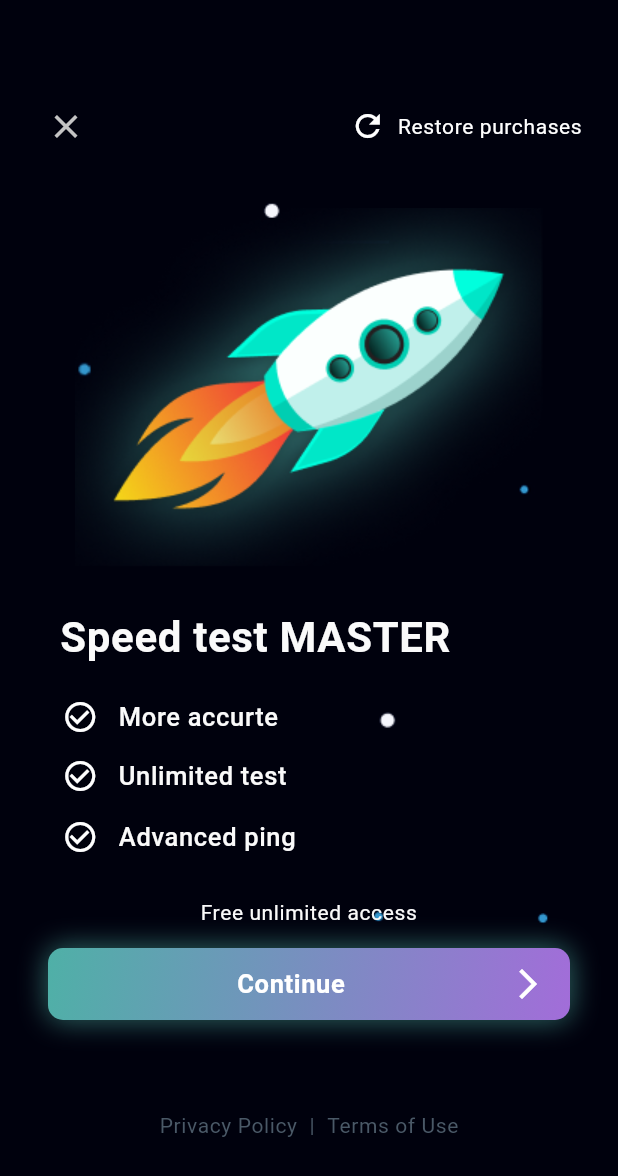
After one commit to vfiruz97/speed_test, a Flutter app: the SubscriptionPage screen opened directly, on a phone screen of 412 x 824 dp. The commit adds this screen. Shown: the top 1176 px of the screen. Run offline on Flutter 3.47's test engine with Material 2 defaults, Android fonts, the phone set to English and light mode, and no system bars; our stand-ins replace bloc, convert, dartz, device_info_plus, flutter_bloc, flutter_slidable and 2 more; missing offline and left inert: flutter_speedometer, internet_speed_test, network_info_plus; generated files the repository leaves out were written again; Roboto replaces fonts that are missing (SF Pro Display, SF Pro Text).

Commit message:
finish subscrip page

```diff
--- a/lib/main.dart
+++ b/lib/main.dart
@@ -5,6 +5,7 @@ import 'package:speed_test/application/notification/notification_bloc.dart';
 import 'package:speed_test/application/page_navigation/page_navigation_bloc.dart';
 import 'package:speed_test/application/rate/rate_bloc.dart';
 import 'package:speed_test/presentation/core/main_page.dart';
+import 'package:speed_test/presentation/subscription/subscription_page.dart';
 
 void main() {
   runApp(SpeedTestApp());
@@ -32,6 +33,7 @@ class SpeedTestApp extends StatelessWidget {
                 RateBloc()..add(const RateEvent.showRateDialog()),
           ),
         ],
+        //child: const SubscriptionPage(),
         child: MainPage(),
       ),
     );
--- a/lib/presentation/asserts/style.dart
+++ b/lib/presentation/asserts/style.dart
@@ -211,4 +211,51 @@ class Style {
     fontSize: 17,
     letterSpacing: 0.43,
   );
+
+  static const subscriptionBackgroundDecoration = BoxDecoration(
+    image: DecorationImage(
+      image: AssetImage("assets/images/background.png"),
+      fit: BoxFit.cover,
+    ),
+  );
+
+  static const subscriptionRestoreStyle = TextStyle(
+    fontFamily: "SF Pro Text",
+    fontWeight: FontWeight.w400,
+    fontSize: 14,
+    letterSpacing: 0.41,
+    color: Colors.white,
+  );
+
+  static const subscriptionSpeedTestStyle = TextStyle(
+    fontFamily: "SF Pro Display",
+    fontWeight: FontWeight.w600,
+    fontSize: 28,
+    letterSpacing: 0.43,
+    color: Color.fromRGBO(250, 250, 250, 1),
+  );
+
+  static const subscriptionListItemStyle = TextStyle(
+    fontFamily: "SF Pro Text",
+    fontWeight: FontWeight.w500,
+    fontSize: 17,
+    letterSpacing: 0.43,
+    color: Color.fromRGBO(250, 250, 250, 1),
+  );
+
+  static const subscriptionFreeUnlimiteStyle = TextStyle(
+    fontFamily: "SF Pro Text",
+    fontWeight: FontWeight.w400,
+    fontSize: 14,
+    letterSpacing: 0.41,
+    color: Color.fromRGBO(250, 250, 250, 1),
+  );
+
+  static const subscriptionPrivacyStyle = TextStyle(
+    fontFamily: "SF Pro Text",
+    fontWeight: FontWeight.w400,
+    fontSize: 14,
+    letterSpacing: 0.41,
+    color: Color.fromRGBO(74, 89, 103, 1),
+  );
 }
--- /dev/null
+++ b/lib/presentation/subscription/subscrip_list_item_widget.dart
@@ -0,0 +1,24 @@
+import 'package:flutter/material.dart';
+import 'package:speed_test/presentation/asserts/style.dart';
+
+class SubscripListItemWidget extends StatelessWidget {
+  final IconData icon;
+  final String title;
+  const SubscripListItemWidget({
+    Key key,
+    @required this.icon,
+    @required this.title,
+  }) : super(key: key);
+
+  @override
+  Widget build(BuildContext context) {
+    return Row(
+      children: [
+        const SizedBox(width: 1.5),
+        Icon(icon),
+        const SizedBox(width: 13.5),
+        Text(title, style: Style.subscriptionListItemStyle),
+      ],
+    );
+  }
+}
--- /dev/null
+++ b/lib/presentation/subscription/subscription_page.dart
@@ -0,0 +1,144 @@
+import 'package:flutter/material.dart';
+
+import 'package:speed_test/presentation/asserts/style.dart';
+import 'package:speed_test/presentation/subscription/subscrip_list_item_widget.dart';
+
+class SubscriptionPage extends StatelessWidget {
+  const SubscriptionPage({Key key}) : super(key: key);
+
+  @override
+  Widget build(BuildContext context) {
+    return Scaffold(
+      body: Stack(
+        children: <Widget>[
+          Container(decoration: Style.subscriptionBackgroundDecoration),
+          Padding(
+            padding: const EdgeInsets.only(top: 60, bottom: 50),
+            child: Column(
+              mainAxisAlignment: MainAxisAlignment.spaceBetween,
+              crossAxisAlignment: CrossAxisAlignment.start,
+              children: [
+                Padding(
+                  padding: const EdgeInsets.only(left: 20, right: 16),
+                  child: Row(
+                    mainAxisAlignment: MainAxisAlignment.spaceBetween,
+                    children: [
+                      IconButton(
+                        onPressed: () => null,
+                        icon: const Icon(
+                          Icons.close,
+                          size: 26,
+                          color: Color.fromRGBO(196, 196, 196, 1),
+                        ),
+                      ),
+                      TextButton(
+                        onPressed: () => null,
+                        child: Row(
+                          children: const [
+                            Icon(Icons.refresh, color: Colors.white),
+                            SizedBox(width: 8),
+                            Text(
+                              "Restore purchases",
+                              style: Style.subscriptionRestoreStyle,
+                            ),
+                          ],
+                        ),
+                      ),
+                    ],
+                  ),
+                ),
+                Center(child: Image.asset("assets/images/rocket.png")),
+                Padding(
+                  padding: const EdgeInsets.only(left: 40),
+                  child: Column(
+                    crossAxisAlignment: CrossAxisAlignment.start,
+                    children: const [
+                      Padding(
+                        padding: EdgeInsets.only(bottom: 24),
+                        child: Text(
+                          "Speed test MASTER",
+                          textAlign: TextAlign.start,
+                          style: Style.subscriptionSpeedTestStyle,
+                        ),
+                      ),
+                      SubscripListItemWidget(
+                        icon: Icons.check_circle_outline,
+                        title: "More accurte",
+                      ),
+                      SizedBox(height: 16),
+                      SubscripListItemWidget(
+                        icon: Icons.check_circle_outline,
+                        title: "Unlimited test",
+                      ),
+                      SizedBox(height: 16),
+                      SubscripListItemWidget(
+                        icon: Icons.check_circle_outline,
+                        title: "Advanced ping",
+                      ),
+                    ],
+                  ),
+                ),
+                Column(
+                  crossAxisAlignment: CrossAxisAlignment.start,
+                  children: [
+                    const Center(
+                      child: Text(
+                        "Free unlimited access",
+                        textAlign: TextAlign.center,
+                        style: Style.subscriptionFreeUnlimiteStyle,
+                      ),
+                    ),
+                    const SizedBox(height: 8),
+                    Padding(
+                      padding: const EdgeInsets.symmetric(horizontal: 24),
+                      child: TextButton(
+                        child: Container(
+                          height: 48,
+                          padding: const EdgeInsets.symmetric(horizontal: 16),
+                          decoration: Style.restartButtonDecoration,
+                          child: Row(
+                            mainAxisAlignment: MainAxisAlignment.spaceBetween,
+                            children: const [
+                              SizedBox(),
+                              Text('Continue', style: Style.restartButtonStyle),
+                              Icon(
+                                Icons.arrow_forward_ios,
+                                color: Colors.white,
+                              ),
+                            ],
+                          ),
+                        ),
+                        onPressed: () => null,
+                      ),
+                    ),
+                    const SizedBox(height: 38),
+                    Row(
+                      mainAxisAlignment: MainAxisAlignment.center,
+                      children: [
+                        TextButton(
+                          onPressed: () => null,
+                          child: const Text(
+                            "Privacy Policy",
+                            style: Style.subscriptionPrivacyStyle,
+                          ),
+                        ),
+                        const Text("|", style: Style.subscriptionPrivacyStyle),
+                        TextButton(
+                          onPressed: () => null,
+                          child: const Text(
+                            "Terms of Use",
+                            style: Style.subscriptionPrivacyStyle,
+                          ),
+                        ),
+                      ],
+                    ),
+                  ],
+                ),
+              ],
+            ),
+          )
+        ],
+      ),
+    );
+  }
+}
--- a/pubspec.yaml
+++ b/pubspec.yaml
@@ -54,9 +54,8 @@ flutter:
   # the material Icons class.
   uses-material-design: true
   # To add assets to your application, add an assets section, like this:
-  # assets:
-  #   - images/a_dot_burr.jpeg
-  #   - images/a_dot_ham.jpeg
+  assets:
+    - assets/images/
   # An image asset can refer to one or more resolution-specific "variants", see
   # https://flutter.dev/assets-and-images/#resolution-aware.
   # For details regarding adding assets from package dependencies, see
```
Also changed, not shown: assets/images/background.png (added), assets/images/rocket.png (added).
